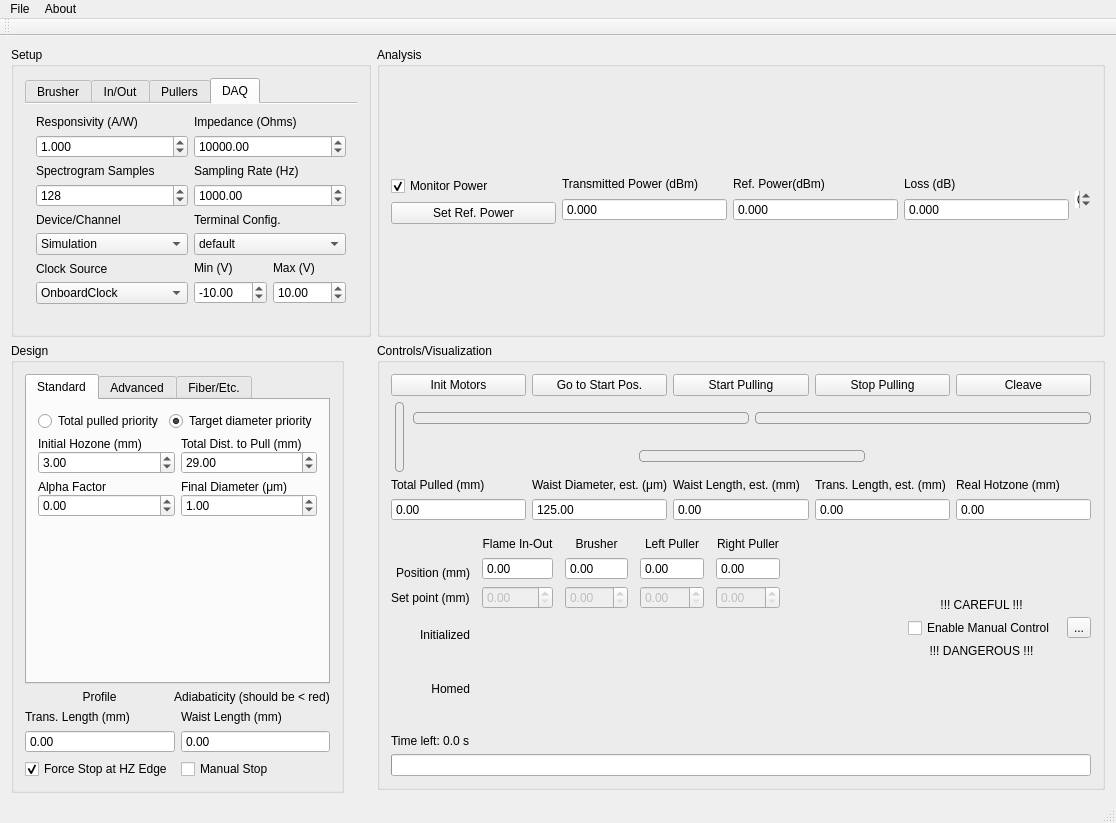
Before: the Qt Designer form TaperPulling/resources/mainwindow.ui in pfjarschel/TaperPullingPro, drawn with Qt 5.
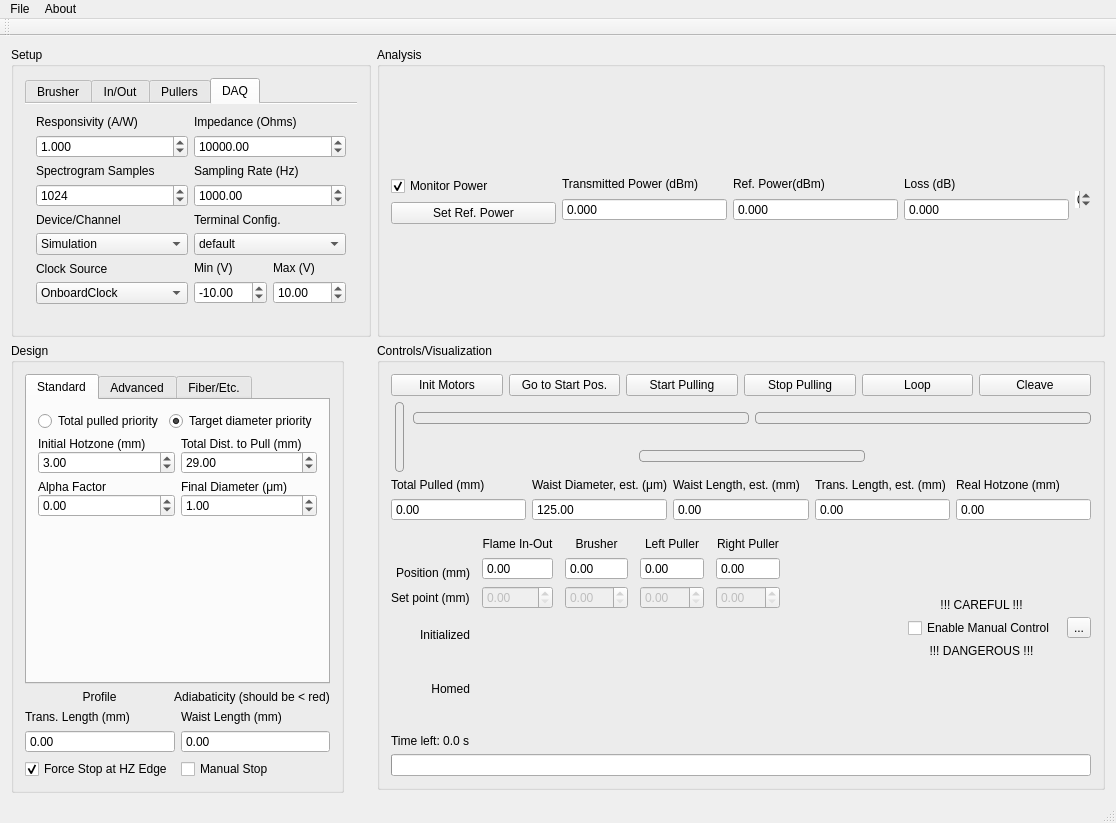
After: the same form once the commit is applied. The open tabs and pages were chosen to show the change. Icons and pictures are not drawn.

Commit message: Basic fully working UI

What changed in the file:
```diff
--- a/TaperPulling/resources/mainwindow.ui
+++ b/TaperPulling/resources/mainwindow.ui
@@ -916,13 +916,13 @@
              <item>
               <widget class="QSpinBox" name="specsamplesSpin">
                <property name="minimum">
-                <number>10</number>
+                <number>8</number>
                </property>
                <property name="maximum">
-                <number>10000</number>
+                <number>10240</number>
                </property>
                <property name="value">
-                <number>128</number>
+                <number>1024</number>
                </property>
               </widget>
              </item>
@@ -1315,7 +1315,7 @@
              <item>
               <widget class="QLabel" name="label_7">
                <property name="text">
-                <string>&lt;html&gt;&lt;head/&gt;&lt;body&gt;&lt;p&gt;Initial Hozone (mm)&lt;/p&gt;&lt;/body&gt;&lt;/html&gt;</string>
+                <string>&lt;html&gt;&lt;head/&gt;&lt;body&gt;&lt;p&gt;Initial Hotzone (mm)&lt;/p&gt;&lt;/body&gt;&lt;/html&gt;</string>
                </property>
               </widget>
              </item>
@@ -2177,6 +2177,13 @@
              </property>
             </widget>
            </item>
+           <item>
+            <widget class="QPushButton" name="loopButton">
+             <property name="text">
+              <string>Loop</string>
+             </property>
+            </widget>
+           </item>
            <item>
             <widget class="QPushButton" name="cleaveBut">
              <property name="text">
```
Left out of the diff: 5 changed lines with no effect on the pictures. The commit also changes 1 other file.
